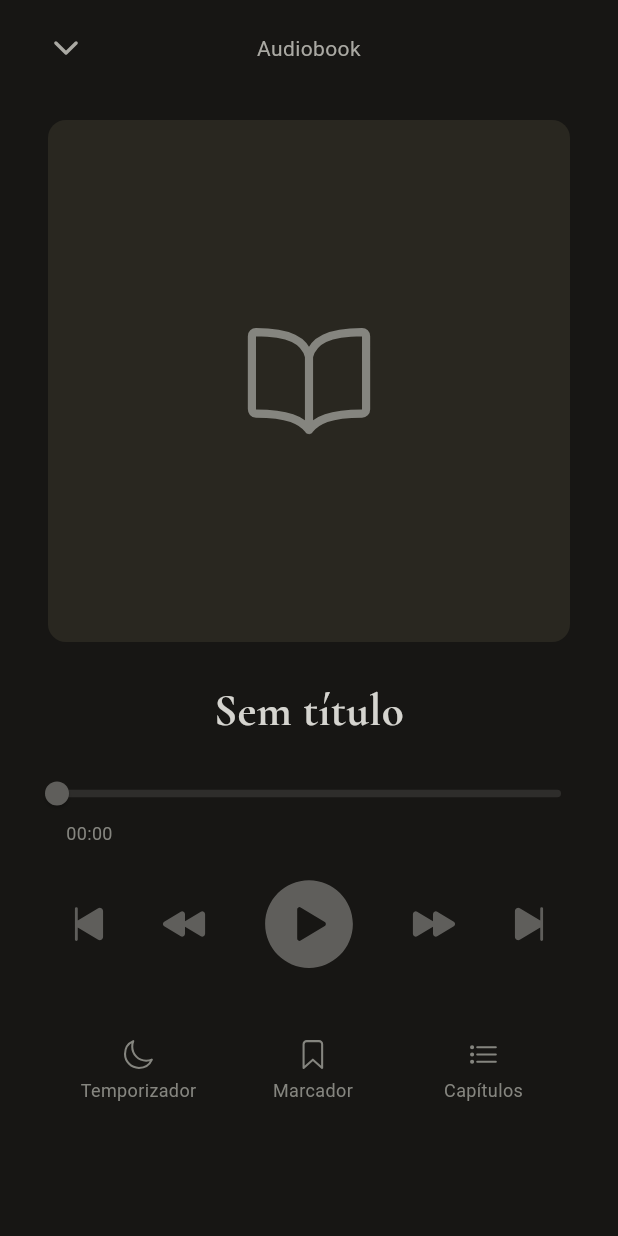
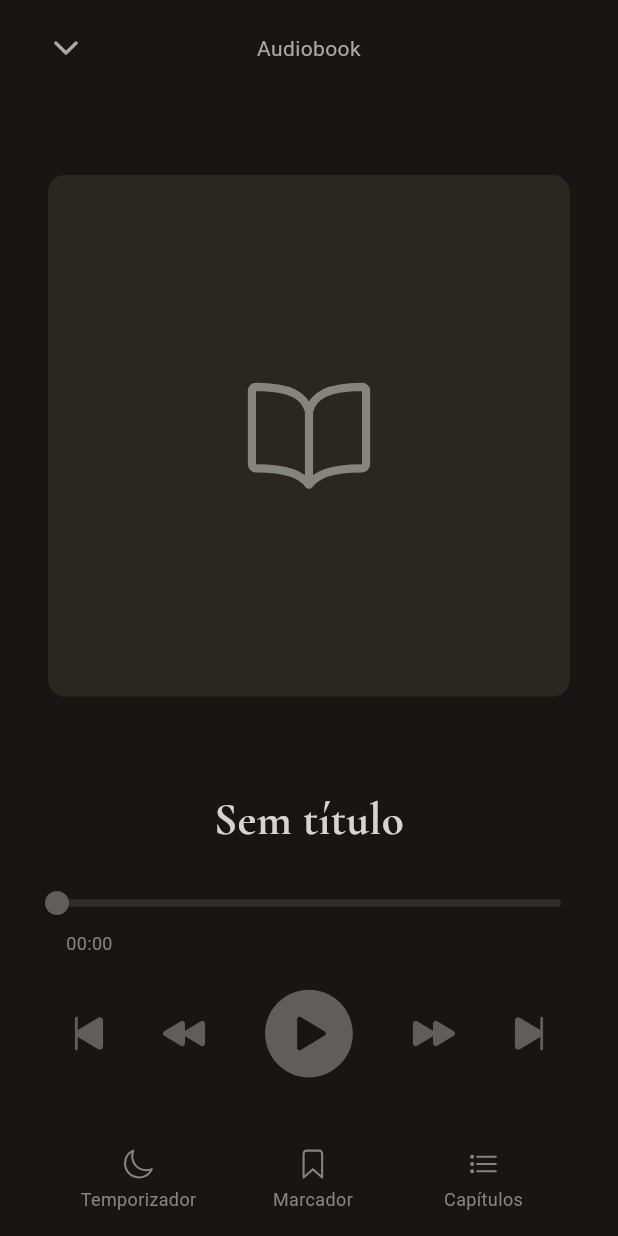
Before and after one commit to thekidisalright/echoes, a Flutter app: the PlayerScreen screen opened by its route, on a phone screen of 412 x 824 dp. Run offline on Flutter 3.47's test engine with Material 3 defaults, Android fonts, the phone set to English and light mode, and no system bars; our stand-ins replace audio_service, drift, drift_flutter, flutter_riverpod, go_router, image_picker and 5 more; missing offline and left inert: audio_session, docman, metadata_audio; accounts and stored records are empty; generated files the repository leaves out were written again.

Commit message:
fix(player): player cabe na tela e desligar timer vai para a folha
A capa encolhe para o espaço que sobrar e o Player só rola em telas
baixas. "Cancelar temporizador", que ficava fora da tela, vira
"Desligar temporizador" dentro da folha do Temporizador.

```diff
--- a/lib/app/strings.dart
+++ b/lib/app/strings.dart
@@ -100,7 +100,7 @@ abstract final class AppStrings {
   static const bookmark = 'Marcador';
   static const bookmarkSaved = 'Salvo';
   static const chapters = 'Capítulos';
-  static const cancelTimer = 'Cancelar temporizador';
+  static const cancelTimer = 'Desligar temporizador';
 
   // 3.1 Timer de sono
   static const sleepTimerTitle = 'Temporizador';
--- a/lib/features/player/presentation/player_screen.dart
+++ b/lib/features/player/presentation/player_screen.dart
@@ -43,6 +43,10 @@ class _PlayerScreenState extends ConsumerState<PlayerScreen>
   static const _coverHeightFraction = 0.45;
   static const _coverMax = 480.0;
 
+  /// Altura mínima (sem a escala de fonte) para tudo caber sem rolar, com
+  /// uma capa pequena. Abaixo disso o Player rola.
+  static const _minFitHeight = 600.0;
+
   /// Deslocamento vertical do arrasto, em pixels.
   late final _drag = AnimationController.unbounded(vsync: this);
 
@@ -59,7 +63,7 @@ class _PlayerScreenState extends ConsumerState<PlayerScreen>
   void _onDragEnd(DragEndDetails details) =>
       _settle(details.velocity.pixelsPerSecond.dy);
 
-  /// Quando o conteúdo rola (título longo, tela pequena), o `Scrollable`
+  /// Quando o conteúdo rola (tela baixa), o `Scrollable`
   /// fica com o arrasto vertical. Aí o Player desce pelo overscroll no topo.
   bool _onScroll(ScrollNotification notification) {
     if (notification.depth != 0) return false;
@@ -105,7 +109,7 @@ class _PlayerScreenState extends ConsumerState<PlayerScreen>
     final state = ref.watch(playerStateProvider).value ?? PlayerState.empty;
     final book = state.book;
     final size = MediaQuery.sizeOf(context);
-    final coverSize = [
+    final coverMax = [
       size.width - _coverMargin,
       size.height * _coverHeightFraction,
       _coverMax,
@@ -113,26 +117,18 @@ class _PlayerScreenState extends ConsumerState<PlayerScreen>
     // Lido só nos callbacks: o build não depende do motor de áudio.
     PlaybackController controller() => ref.read(playbackControllerProvider);
 
-    return AnimatedBuilder(
-      animation: _drag,
-      builder: (context, child) =>
-          Transform.translate(offset: Offset(0, _drag.value), child: child),
-      child: GestureDetector(
-        onVerticalDragUpdate: _onDragUpdate,
-        onVerticalDragEnd: _onDragEnd,
-        child: Scaffold(
-          body: SafeArea(
-            child: NotificationListener<OverscrollIndicatorNotification>(
-              onNotification: _onOverscrollIndicator,
-              child: NotificationListener<ScrollNotification>(
-                onNotification: _onScroll,
-                child: SingleChildScrollView(
-                  padding: const EdgeInsets.symmetric(
-                    horizontal: AppSpacing.screenPadding,
-                    vertical: AppSpacing.sm,
+    Widget cover(double dimension) => SizedBox.square(
+      dimension: dimension,
+      child: BookCover(
+        path: book?.coverPath,
+        placeholderIcon: Ionicons.bookOutline,
+        iconSize: dimension / 4,
+        radius: AppRadii.cover,
+        background: AppColors.coverPlaceholder,
       ),
-                  child: Column(
-                    children: [
+    );
+
+    List<Widget> content({required bool fits}) => [
       Row(
         children: [
           IconButton(
@@ -154,27 +150,30 @@ class _PlayerScreenState extends ConsumerState<PlayerScreen>
               overflow: TextOverflow.ellipsis,
             ),
           ),
-                          const SizedBox(
-                            width: AppSpacing.minTouch + AppSpacing.xs,
-                          ),
+          const SizedBox(width: AppSpacing.minTouch + AppSpacing.xs),
         ],
       ),
-                      const SizedBox(height: AppSpacing.xl),
-                      SizedBox.square(
-                        dimension: coverSize,
-                        child: BookCover(
-                          path: book?.coverPath,
-                          placeholderIcon: Ionicons.bookOutline,
-                          iconSize: coverSize / 4,
-                          radius: AppRadii.cover,
-                          background: AppColors.coverPlaceholder,
+      if (fits)
+        // A capa fica com o espaço que sobrar, até o tamanho cheio.
+        Expanded(
+          child: Padding(
+            padding: const EdgeInsets.symmetric(vertical: AppSpacing.xl),
+            child: LayoutBuilder(
+              builder: (context, box) => Center(
+                child: cover(
+                  [box.maxWidth, box.maxHeight, coverMax].reduce(math.min),
                 ),
               ),
+            ),
+          ),
+        )
+      else ...[
         const SizedBox(height: AppSpacing.xl),
+        cover(coverMax),
+        const SizedBox(height: AppSpacing.xl),
+      ],
       Text(
-                        (book?.title.isNotEmpty ?? false)
-                            ? book!.title
-                            : AppStrings.untitled,
+        (book?.title.isNotEmpty ?? false) ? book!.title : AppStrings.untitled,
         style: AppTypography.screenTitle,
         textAlign: TextAlign.center,
         maxLines: 2,
@@ -184,19 +183,14 @@ class _PlayerScreenState extends ConsumerState<PlayerScreen>
         const SizedBox(height: AppSpacing.xs),
         Text(
           state.chapter!.title,
-                          style: AppTypography.body.copyWith(
-                            color: AppColors.textSecondary,
-                          ),
+          style: AppTypography.body.copyWith(color: AppColors.textSecondary),
           textAlign: TextAlign.center,
           maxLines: 1,
           overflow: TextOverflow.ellipsis,
         ),
         const SizedBox(height: AppSpacing.xs),
         Text(
-                          AppStrings.chapterOf(
-                            state.chapterIndex + 1,
-                            state.chapters.length,
-                          ),
+          AppStrings.chapterOf(state.chapterIndex + 1, state.chapters.length),
           style: AppTypography.caption,
         ),
       ],
@@ -221,12 +215,8 @@ class _PlayerScreenState extends ConsumerState<PlayerScreen>
         mainAxisAlignment: MainAxisAlignment.spaceEvenly,
         children: [
           // Flexíveis: a linha cabe em telas estreitas.
-                          Flexible(
-                            child: _SleepTimerButton(enabled: state.hasBook),
-                          ),
-                          Flexible(
-                            child: _BookmarkButton(enabled: state.hasBook),
-                          ),
+          Flexible(child: _SleepTimerButton(enabled: state.hasBook)),
+          Flexible(child: _BookmarkButton(enabled: state.hasBook)),
           Flexible(
             child: _ActionButton(
               icon: Ionicons.listOutline,
@@ -238,11 +228,46 @@ class _PlayerScreenState extends ConsumerState<PlayerScreen>
           ),
         ],
       ),
-                      const _CancelSleepTimer(),
-                    ],
+    ];
+
+    const padding = EdgeInsets.symmetric(
+      horizontal: AppSpacing.screenPadding,
+      vertical: AppSpacing.sm,
+    );
+
+    return AnimatedBuilder(
+      animation: _drag,
+      builder: (context, child) =>
+          Transform.translate(offset: Offset(0, _drag.value), child: child),
+      child: GestureDetector(
+        onVerticalDragUpdate: _onDragUpdate,
+        onVerticalDragEnd: _onDragEnd,
+        child: Scaffold(
+          body: SafeArea(
+            child: LayoutBuilder(
+              builder: (context, box) {
+                final fits =
+                    box.maxHeight >=
+                    MediaQuery.textScalerOf(context).scale(_minFitHeight);
+                if (fits) {
+                  // Tudo numa tela, sem rolagem: o arrasto é do GestureDetector.
+                  return Padding(
+                    padding: padding,
+                    child: Column(children: content(fits: true)),
+                  );
+                }
+                // Reserva para telas baixas (paisagem, fonte grande).
+                return NotificationListener<OverscrollIndicatorNotification>(
+                  onNotification: _onOverscrollIndicator,
+                  child: NotificationListener<ScrollNotification>(
+                    onNotification: _onScroll,
+                    child: SingleChildScrollView(
+                      padding: padding,
+                      child: Column(children: content(fits: false)),
                     ),
                   ),
-              ),
+                );
+              },
             ),
           ),
         ),
@@ -286,27 +311,6 @@ class _SleepTimerButton extends ConsumerWidget {
       },
       highlighted: timer.active,
       onPressed: enabled ? () => showSleepTimerSheet(context) : null,
-    );
-  }
-}
-
-/// "Cancelar temporizador", só com timer ativo.
-class _CancelSleepTimer extends ConsumerWidget {
-  const _CancelSleepTimer();
-
-  @override
-  Widget build(BuildContext context, WidgetRef ref) {
-    final active = ref.watch(sleepTimerStateProvider).value?.active ?? false;
-    if (!active) return const SizedBox.shrink();
-    return Padding(
-      padding: const EdgeInsets.only(top: AppSpacing.xs),
-      child: TextButton(
-        onPressed: () => ref.read(sleepTimerServiceProvider).cancel(),
-        child: Text(
-          AppStrings.cancelTimer,
-          style: AppTypography.caption.copyWith(color: AppColors.accent),
-        ),
-      ),
     );
   }
 }
```
Also changed, not shown: lib/features/sleep_timer/presentation/sleep_timer_sheet.dart (+10 -1 lines), 2 other files. Lines whose indentation alone changed are shown as unchanged.
